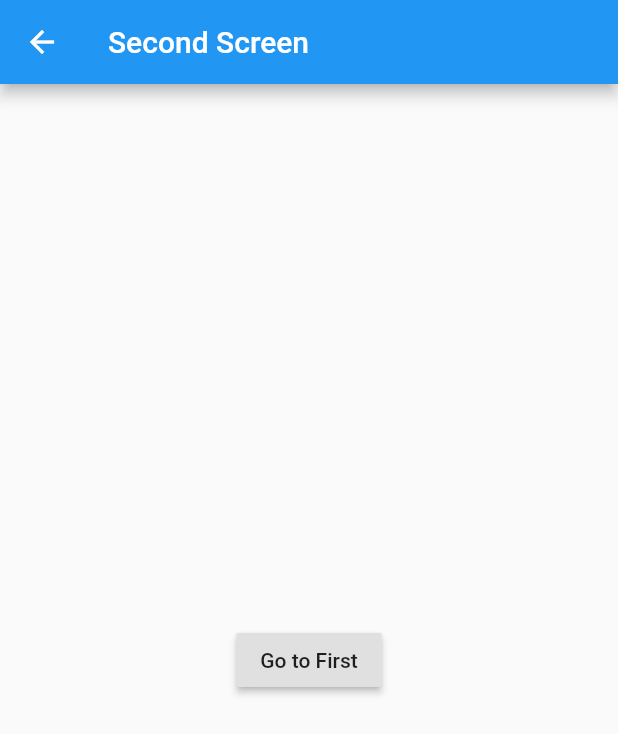
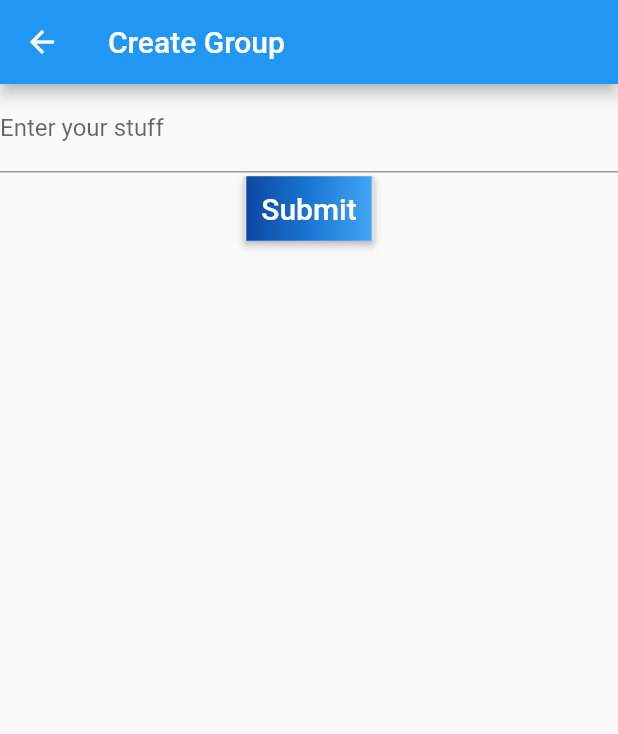
Before and after one commit to afonsoafonsoafonso/bird-chat, a Flutter app: the screen it shows after launch, after a tap on "Go to create page", on a phone screen of 412 x 824 dp. Shown: the top 734 px of the screen. Run offline on Flutter 3.47's test engine with Material 2 defaults, Android fonts, the phone set to English and light mode, and no system bars.

Commit message:
first look at forms

```diff
--- /dev/null
+++ b/bird_chat/lib/create_page.dart
@@ -0,0 +1,14 @@
+import 'package:bird_chat/forms.dart';
+import 'package:flutter/material.dart';
+
+class CreatePage extends StatelessWidget {
+ @override
+  Widget build(BuildContext context) {
+    return Scaffold(
+      appBar: AppBar(
+        title: const Text('Create Group'),
+      ),
+      body: MyCustomForm(),
+    );
+  }
+}
--- /dev/null
+++ b/bird_chat/lib/forms.dart
@@ -0,0 +1,64 @@
+import 'package:flutter/material.dart';
+
+// Define a custom Form widget.
+class MyCustomForm extends StatefulWidget {
+  @override
+  MyCustomFormState createState() {
+    return MyCustomFormState();
+  }
+}
+
+// Define a corresponding State class.
+// This class holds data related to the form.
+class MyCustomFormState extends State<MyCustomForm> {
+  // Create a global key that uniquely identifies the Form widget
+  // and allows validation of the form.
+  //
+  // Note: This is a `GlobalKey<FormState>`,
+  // not a GlobalKey<MyCustomFormState>.
+  final _formKey = GlobalKey<FormState>();
+
+  @override
+  Widget build(BuildContext context) {
+    // Build a Form widget using the _formKey created above.
+    return Form(
+        key: _formKey,
+        child: Column(
+          children: <Widget>[
+            TextFormField(
+              validator: (value) {
+                if (value.isEmpty) {
+                  return 'Please enter some text';
+                }
+                return null;
+              },
+              decoration: InputDecoration(labelText: 'Enter your stuff'),
+            ),
+            RaisedButton(
+              onPressed: () {
+                // Validate returns true if the form is valid, otherwise false.
+                if (_formKey.currentState.validate()) {
+                  // If the form is valid, display a snackbar. In the real world,
+                  // you'd often call a server or save the information in a database.
+
+                  Scaffold.of(context)
+                      .showSnackBar(SnackBar(content: Text('Processing Data')));
+                }
+              },
+              textColor: Colors.white,
+              padding: const EdgeInsets.all(0.0),
+              child: Container(
+                  decoration: const BoxDecoration(
+                      gradient: LinearGradient(colors: <Color>[
+                    Color(0xFF0D47A1),
+                    Color(0xFF1976D2),
+                    Color(0xFF42A5F5),
+                  ])),
+                  padding: const EdgeInsets.all(10.0),
+                  child: const Text('Submit', style:TextStyle(fontSize: 20)),
+                  ),
+            )
+          ],
+        ));
+  }
+}
--- a/bird_chat/lib/main.dart
+++ b/bird_chat/lib/main.dart
@@ -1,4 +1,5 @@
 import 'package:flutter/material.dart';
+import 'package:bird_chat/create_page.dart';
 
 void main() {
   runApp(NavigationExampleApp());
@@ -9,7 +10,7 @@ class NavigationExampleApp extends StatelessWidget {
   Widget build(BuildContext context) {
     // The MaterialApp's home is automatically set as the bottom of the navigation stack
     return MaterialApp(
-      title: 'Navigation Example',
+      title: 'Bird Chat',
       theme: ThemeData(
         primarySwatch: Colors.blue,
       ),
@@ -31,7 +32,7 @@ class FirstScreen extends StatelessWidget {
           onPressed: () {
             // Pushs the SecondScreen widget onto the navigation stack
             Navigator.of(context)
-                .push(MaterialPageRoute(builder: (_) => SecondScreen()));
+                .push(MaterialPageRoute(builder: (_) => CreatePage()));
           },
         ),
       ),
```
Also changed, not shown: bird_chat/lib/create.dart (deleted), 1 other file.
